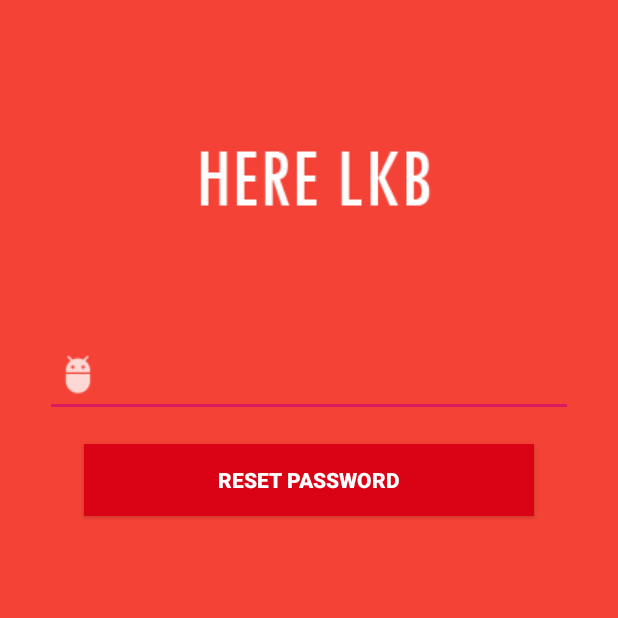
After one commit to 58050360/HereLKB, an Android app: the PasswordActivity screen opened directly, with no data from a screen before it, on a phone screen of 412 x 824 dp, the top half of it. The commit adds this screen. Run offline under Robolectric (Android 15) with nearby library versions, the phone set to English and light mode, and no system bars; our stand-ins replace Firebase (no records; nobody signed in at launch, a user with empty details on screens opened directly).

Commit message:
reset pw

```diff
--- a/app/src/main/AndroidManifest.xml
+++ b/app/src/main/AndroidManifest.xml
@@ -10,7 +10,8 @@
         android:label="@string/app_name"
         android:supportsRtl="true"
         android:theme="@style/AppTheme">
-        <activity android:name=".MainActivity"></activity>
+        <activity android:name=".PasswordActivity"></activity>
+        <activity android:name=".MainActivity" />
         <activity
             android:name=".LoginActivity"
             android:label="@string/app_name"
@@ -24,7 +25,7 @@
         <activity
             android:name=".SignUpActivity"
             android:label="@string/app_name"
-            android:parentActivityName=".LoginActivity"></activity>
+            android:parentActivityName=".LoginActivity" />
     </application>
 
 </manifest>
--- a/app/src/main/java/com/skyzhaneul/herelkb/LoginActivity.java
+++ b/app/src/main/java/com/skyzhaneul/herelkb/LoginActivity.java
@@ -6,6 +6,7 @@ import android.support.v7.app.AppCompatActivity;
 import android.os.Bundle;
 import android.util.Patterns;
 import android.view.View;
+import android.widget.Button;
 import android.widget.EditText;
 import android.widget.ProgressBar;
 import android.widget.Toast;
@@ -26,12 +27,14 @@ public class LoginActivity extends AppCompatActivity implements View.OnClickList
         super.onCreate(savedInstanceState);
         setContentView(R.layout.activity_log_in);
         mAuth = FirebaseAuth.getInstance();
-        txt_email = (EditText) findViewById(R.id.txt_signemail);
-        txt_password = (EditText) findViewById(R.id.txt_signpassword);
+        txt_email = (EditText) findViewById(R.id.txt_email);
+        txt_password = (EditText) findViewById(R.id.txt_password);
         progressBar = (ProgressBar) findViewById(R.id.progressBar);
+
 
         findViewById(R.id.signup_action).setOnClickListener(this);
         findViewById(R.id.login_action).setOnClickListener(this);
+        findViewById(R.id.reset_action).setOnClickListener(this);
     }
 
     private void userLogin() {
@@ -58,9 +61,11 @@ public class LoginActivity extends AppCompatActivity implements View.OnClickList
             return;
         }
         progressBar.setVisibility(View.VISIBLE);
+
         mAuth.signInWithEmailAndPassword(email,password).addOnCompleteListener(new OnCompleteListener<AuthResult>() {
             @Override
             public void onComplete(@NonNull Task<AuthResult> task) {
+                progressBar.setVisibility(View.GONE);
                 if(task.isSuccessful()){
                     Intent intent = new Intent(LoginActivity.this,MainActivity.class);
                     intent.addFlags(Intent.FLAG_ACTIVITY_CLEAR_TOP);
@@ -80,6 +85,8 @@ public class LoginActivity extends AppCompatActivity implements View.OnClickList
                 break;
             case R.id.login_action:
                 userLogin();
+            case R.id.reset_action:
+                startActivity(new Intent(this,PasswordActivity.class));
         }
     }
 
--- /dev/null
+++ b/app/src/main/java/com/skyzhaneul/herelkb/PasswordActivity.java
@@ -0,0 +1,52 @@
+package com.skyzhaneul.herelkb;
+
+import android.content.Intent;
+import android.support.annotation.NonNull;
+import android.support.v7.app.AppCompatActivity;
+import android.os.Bundle;
+import android.view.View;
+import android.widget.Button;
+import android.widget.EditText;
+import android.widget.Toast;
+
+import com.google.android.gms.tasks.OnCompleteListener;
+import com.google.android.gms.tasks.Task;
+import com.google.firebase.auth.FirebaseAuth;
+
+public class PasswordActivity extends AppCompatActivity {
+    private EditText edt_email;
+    private Button reset_action;
+    private FirebaseAuth firebaseAuth;
+
+    @Override
+    protected void onCreate(Bundle savedInstanceState) {
+        super.onCreate(savedInstanceState);
+        setContentView(R.layout.activity_password);
+        edt_email = (EditText) findViewById(R.id.edt_email);
+        reset_action = (Button) findViewById(R.id.reset_action);
+        firebaseAuth = FirebaseAuth.getInstance();
+
+        reset_action.setOnClickListener(new View.OnClickListener() {
+            @Override
+            public void onClick(View view) {
+                String useremail = edt_email.getText().toString().trim();
+                if (useremail.equals("")){
+                    Toast.makeText(PasswordActivity.this,"Please enter your registered email ID", Toast.LENGTH_SHORT).show();
+                }else { firebaseAuth.sendPasswordResetEmail(useremail).addOnCompleteListener(new OnCompleteListener<Void>() {
+                    @Override
+                    public void onComplete(@NonNull Task<Void> task) {
+                        if (task.isSuccessful()){
+                            Toast.makeText(PasswordActivity.this,"Password reset email sent!",Toast.LENGTH_SHORT).show();
+                            finish();
+                         startActivity(new Intent(PasswordActivity.this,LoginActivity.class));
+                        } else {
+                            Toast.makeText(PasswordActivity.this,"Error in sending password email reset!",Toast.LENGTH_SHORT).show();
+
+                        }
+                    }
+                });}
+            }
+        });
+
+    }
+}
--- a/app/src/main/res/layout/activity_log_in.xml
+++ b/app/src/main/res/layout/activity_log_in.xml
@@ -103,14 +103,14 @@
         tools:textSize="18sp" />
 
     <Button
-        android:id="@+id/forget_pass"
+        android:id="@+id/forgot_pass"
         android:layout_width="150dp"
         android:layout_height="30dp"
         android:layout_below="@+id/signup_action"
         android:layout_centerHorizontal="true"
         android:layout_marginTop="51dp"
         android:background="@color/back"
-        android:text="Forget Password"
+        android:text="Forgot Password"
         android:textColor="#FFFFFF" />
 
     <ProgressBar
--- /dev/null
+++ b/app/src/main/res/layout/activity_password.xml
@@ -0,0 +1,73 @@
+<?xml version="1.0" encoding="utf-8"?>
+<RelativeLayout xmlns:android="http://schemas.android.com/apk/res/android"
+xmlns:app="http://schemas.android.com/apk/res-auto"
+xmlns:tools="http://schemas.android.com/tools"
+android:id="@+id/content_main"
+android:layout_width="match_parent"
+android:layout_height="match_parent"
+android:background="@color/back"
+tools:context=".PasswordActivity">
+
+
+<ImageView
+    android:id="@+id/iconapp"
+    android:layout_width="wrap_content"
+    android:layout_height="wrap_content"
+    android:layout_centerHorizontal="true"
+    android:layout_marginTop="20dp"
+    android:contentDescription="@string/desc"
+    android:src="@drawable/ic_here" />
+
+<TextView
+    android:id="@+id/txt_em"
+    android:layout_width="wrap_content"
+    android:layout_height="wrap_content"
+    android:layout_alignTop="@+id/txt_email"
+    android:layout_alignParentStart="true"
+    android:layout_marginStart="69dp"
+    android:layout_marginTop="-24dp"
+    android:text="E-mail"
+    android:textColor="#FFFFFF"
+    android:textStyle="normal" />
+
+<EditText
+
+    android:id="@+id/edt_email"
+    android:layout_width="match_parent"
+    android:layout_height="wrap_content"
+    android:layout_below="@+id/iconapp"
+    android:layout_alignParentStart="true"
+    android:layout_alignParentLeft="true"
+    android:layout_marginLeft="30dp"
+    android:layout_marginTop="1dp"
+    android:layout_marginRight="30dp"
+    android:drawableLeft="@drawable/ic_action_user"
+    android:ems="10"
+    android:importantForAutofill="no"
+
+    android:inputType="textEmailAddress"
+    android:textColor="#FFFFFF"
+    tools:textSize="18sp" />
+
+<Button
+    android:id="@+id/reset_action"
+    android:layout_width="300dp"
+    android:layout_height="wrap_content"
+    android:layout_below="@+id/edt_email"
+    android:layout_centerHorizontal="true"
+    android:layout_marginTop="18dp"
+    android:background="@color/colorbutton1"
+    android:text="Reset Password"
+    android:textColor="#FFFFFF"
+    android:textStyle="normal|bold"
+    tools:textSize="18sp" />
+
+
+<ProgressBar
+    android:id="@+id/progressBar"
+    android:layout_width="30dp"
+    android:layout_height="30dp"
+    android:layout_gravity="center|bottom"
+    android:layout_marginBottom="20dp"
+    android:visibility="gone" />
+</RelativeLayout>
```
